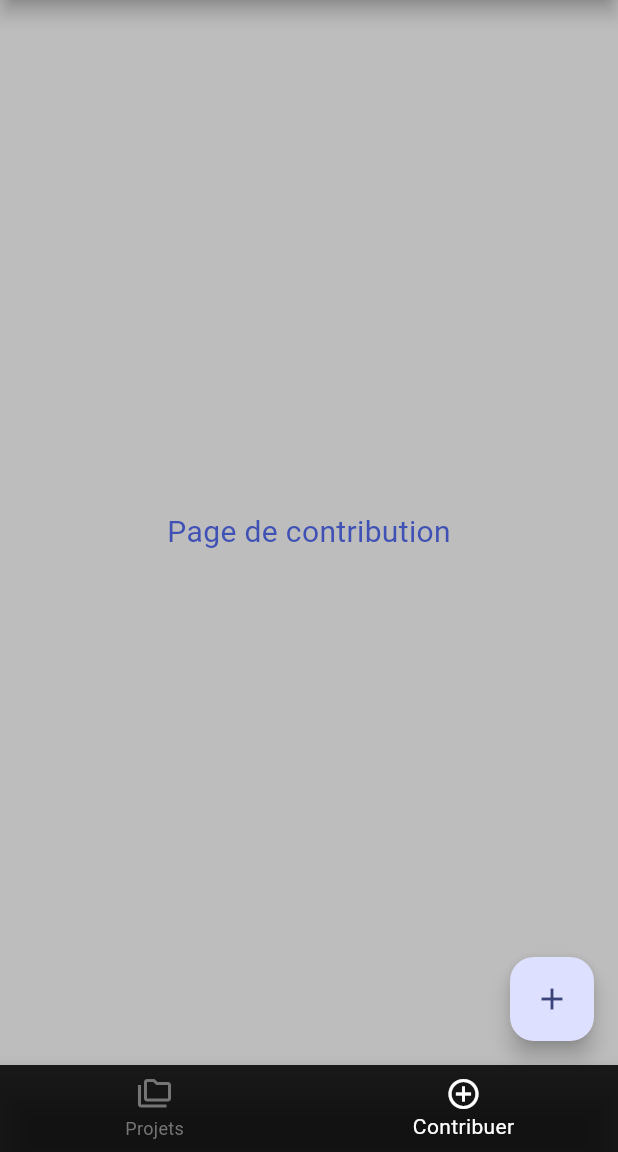
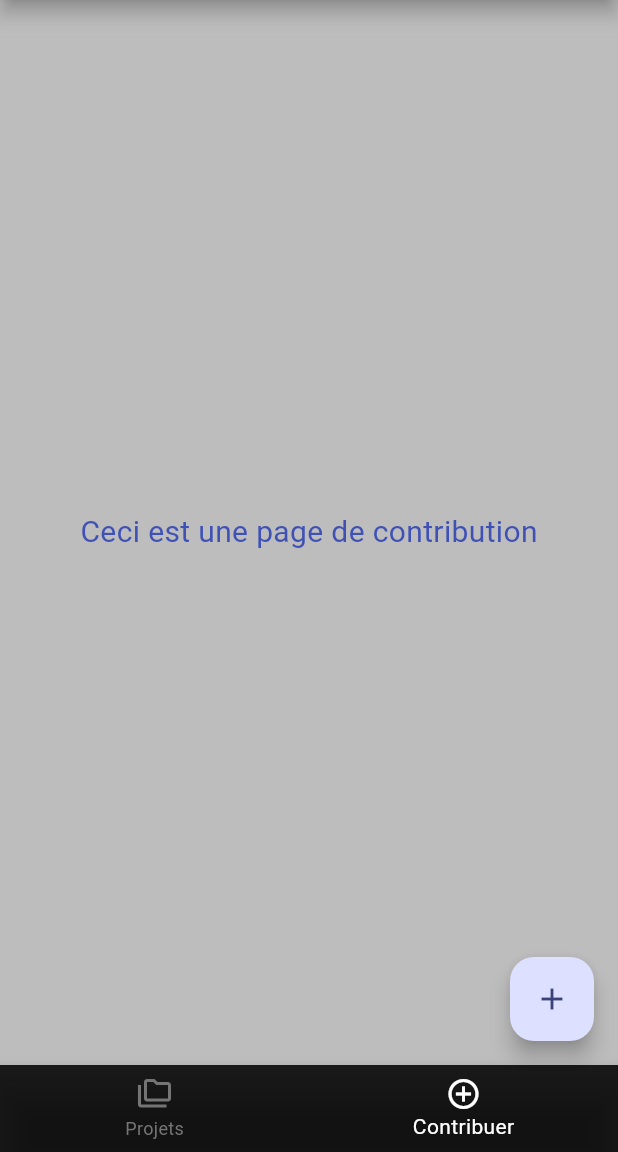
Before and after one commit to VanessaViaud/FlutterAppli, a Flutter app: the screen it shows after launch, item 2 of the bottom bar chosen, after a tap on the "add" icon, on a phone screen of 412 x 824 dp, the part 84-1236 px from its top. Run offline on Flutter 3.47's test engine with Material 3 defaults, Android fonts, the phone set to English and light mode, and no system bars; our stand-ins replace font_awesome_flutter.

Commit message:
refactor/fix_ContrutionPage

```diff
--- a/lib/ContributionPage.dart
+++ b/lib/ContributionPage.dart
@@ -1,9 +1,15 @@
-import 'package:flutter/cupertino.dart';
+import 'package:flutter/material.dart';
 
 class ContributionPage extends StatelessWidget {
+  const ContributionPage({super.key});
 
   @override
   Widget build(BuildContext context) {
-   return Text("Ceci est une page de contribution");
+    return Center(
+      child: Text(
+        "Ceci est une page de contribution",
+        style: TextStyle(fontSize: 20, color: Colors.indigo),
+      ),
+    );
   }
 }
--- a/lib/main.dart
+++ b/lib/main.dart
@@ -1,6 +1,7 @@
 import 'package:flutter/material.dart';
 import 'package:font_awesome_flutter/font_awesome_flutter.dart';
 
+import 'ContributionPage.dart';
 import 'models/Project.dart';
 
 void main() {
@@ -41,21 +42,6 @@ class MyHomePage extends StatefulWidget {
   State<MyHomePage> createState() => _MyHomePageState();
 }
 
-class ContributionPage extends StatelessWidget {
-  const ContributionPage({super.key});
-
-  @override
-  Widget build(BuildContext context) {
-    return Center(
-      child: Text(
-        'Page de contribution',
-        style: TextStyle(fontSize: 20, color: Colors.indigo),
-      ),
-    );
-  }
-}
-
-
 class _MyHomePageState extends State<MyHomePage> {
   List<Project> projects = [
     Project('Projet Un', "C'est un premier projet"),
@@ -67,9 +53,9 @@ class _MyHomePageState extends State<MyHomePage> {
   ];
 
   int _selectedIndex = 0;
+  late int projectNumber = projects.length + 1;
 
   void _incrementProjects() {
-    int projectNumber = 0;
     var P = Project('New Project', 'Project au clic n° $projectNumber');
     setState(() {
       projectNumber++;
@@ -81,9 +67,6 @@ class _MyHomePageState extends State<MyHomePage> {
     setState(() {
       _selectedIndex = index;
     });
-    if (_selectedIndex != 0) {
-      //si on clique sur l'onglet "Contribuer", le widget "ContributionPage" doit s'afficher au lieu de la liste des projets
-    }
   }
 
   @override
@@ -94,7 +77,7 @@ class _MyHomePageState extends State<MyHomePage> {
         title: Text(widget.title),
         centerTitle: true,
       ),
-      body:_selectedIndex == 0
+      body: _selectedIndex == 0
           ? Column(
               children: <Widget>[
                 ListView.builder(
@@ -112,7 +95,10 @@ class _MyHomePageState extends State<MyHomePage> {
                       child: Container(
                         decoration: BoxDecoration(color: Colors.black87),
                         child: ListTile(
-                    leading: Icon(Icons.folder_outlined, color: Colors.indigo),
+                          leading: Icon(
+                            Icons.folder_outlined,
+                            color: Colors.indigo,
+                          ),
                           title: Text(
                             projects[index].title,
                             style: TextStyle(color: Colors.white),
@@ -121,6 +107,7 @@ class _MyHomePageState extends State<MyHomePage> {
                             projects[index].desc,
                             style: TextStyle(color: Colors.white70),
                           ),
+
                           trailing: Icon(
                             Icons.arrow_forward_ios,
                             color: Colors.white54,
@@ -131,7 +118,8 @@ class _MyHomePageState extends State<MyHomePage> {
                   },
                 ),
               ],
-              ): const ContributionPage(),
+            )
+          : const ContributionPage(),
       floatingActionButton: FloatingActionButton(
         onPressed: _incrementProjects,
         tooltip: 'Increment',
```
Lines whose indentation alone changed are shown as unchanged.
